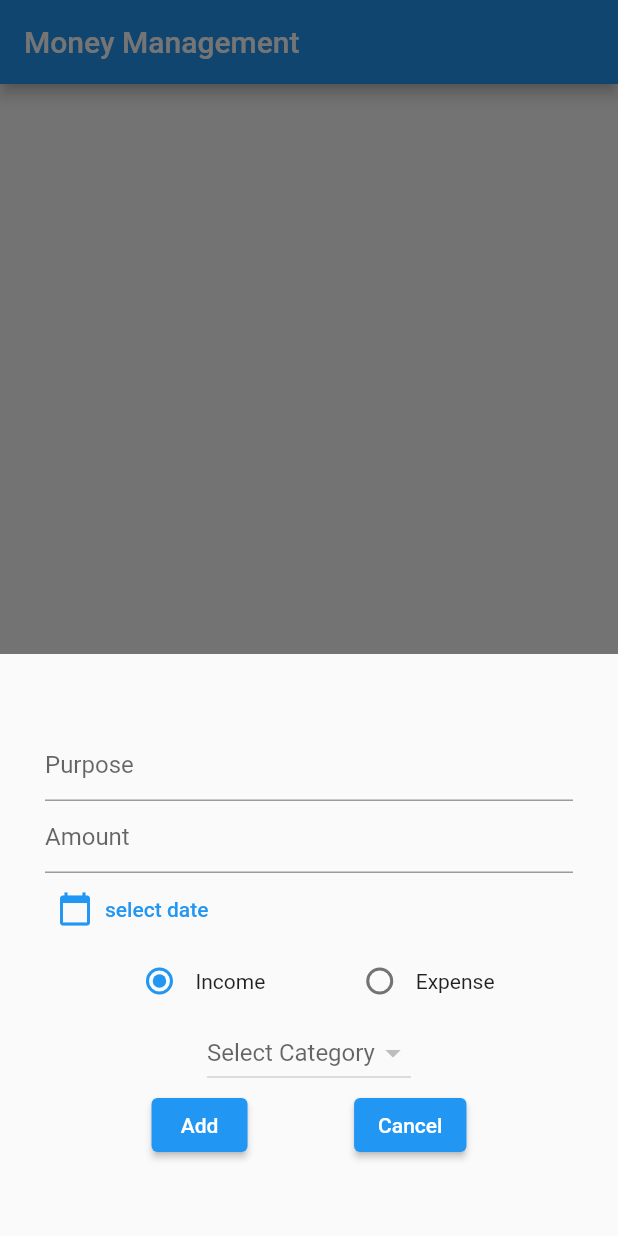
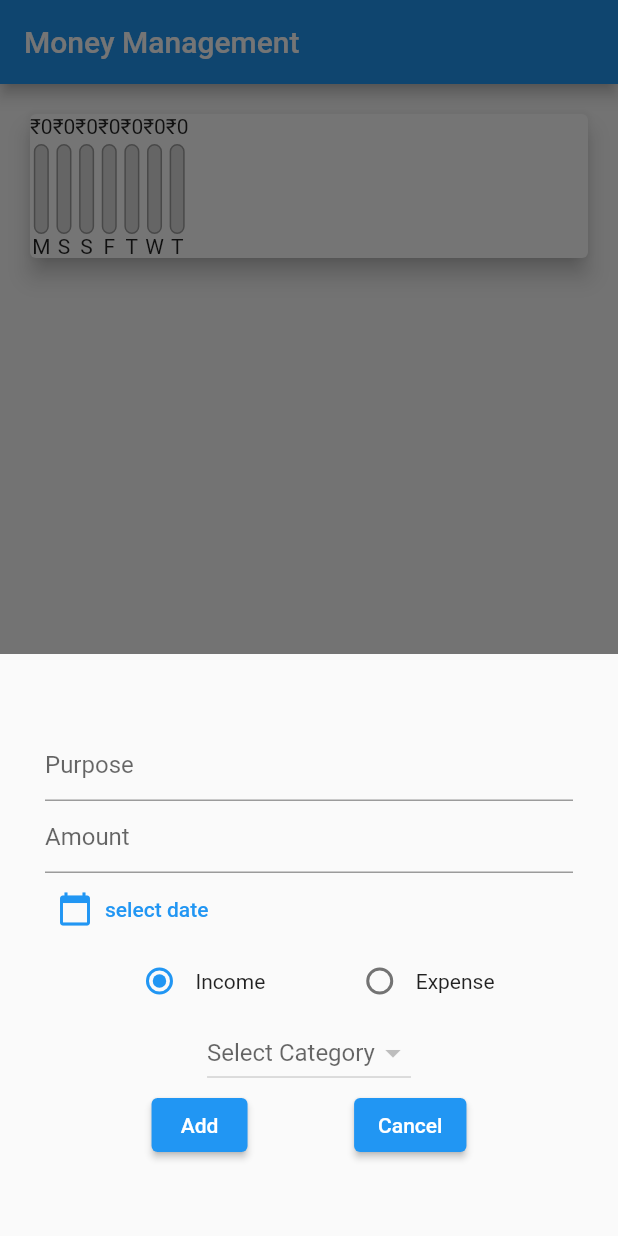
Before and after one commit to jans-johnson/Money_management_application_flutter, a Flutter app: the screen it shows after launch, after a tap on the "add" icon, on a phone screen of 412 x 824 dp. Run offline on Flutter 3.47's test engine with Material 2 defaults, Android fonts, the phone set to English and light mode, and no system bars; our stand-ins replace hive, hive_flutter; accounts and stored records are empty.

Commit message:
Added week chart in transactions

```diff
--- a/lib/db/transactions/transaction_db.dart
+++ b/lib/db/transactions/transaction_db.dart
@@ -23,6 +23,8 @@ class TransactionDB implements TransactionDbFunctions {
   ValueNotifier<List<TransactionModel>> transactionListNotifier =
       ValueNotifier([]);
 
+  List<TransactionModel> list=[];
+
   @override
   Future<void> deleteTransaction(String transactionID) async {
     final _transactionDB =
@@ -32,10 +34,10 @@ class TransactionDB implements TransactionDbFunctions {
   }
 
   Future<void> refreshUI() async {
-    final _list = await getTransactions();
-    _list.sort((first, second) => first.date.compareTo(second.date));
+    list = await getTransactions();
+    list.sort((first, second) => first.date.compareTo(second.date));
     transactionListNotifier.value.clear();
-    transactionListNotifier.value.addAll(_list);
+    transactionListNotifier.value.addAll(list);
 
     transactionListNotifier.notifyListeners();
   }
--- /dev/null
+++ b/lib/screens/transactions/chart_bar.dart
@@ -0,0 +1,46 @@
+import 'package:flutter/material.dart';
+
+class ChartBar extends StatelessWidget {
+  final String label;
+  final double spendingAmount;
+  final double spendingPctOfTotal;
+
+  ChartBar(this.label, this.spendingAmount, this.spendingPctOfTotal);
+
+  @override
+  Widget build(BuildContext context) {
+    return Column(
+      children: [
+        Text('\u{20B9}${spendingAmount.toStringAsFixed(0)}'),
+        SizedBox(
+          height: 4,
+        ),
+        Container(
+          height: 60,
+          width: 10,
+          child: Stack(
+            children: [
+              Container(
+                decoration: BoxDecoration(
+                  border: Border.all(color: Colors.grey, width: 1.0),
+                  color: Color.fromRGBO(220, 220, 220, 1),
+                  borderRadius: BorderRadius.circular(10),
+                ),
+              ),
+              FractionallySizedBox(
+                heightFactor: spendingPctOfTotal,
+                child: Container(
+                  decoration:
+                      BoxDecoration(color: Theme.of(context).primaryColor,
+                  borderRadius: BorderRadius.circular(10),
+                  ),
+                ),
+              ),
+            ],
+          ),
+        ),
+        Text(label),
+      ],
+    );
+  }
+}
--- a/lib/screens/transactions/screen_transaction.dart
+++ b/lib/screens/transactions/screen_transaction.dart
@@ -3,6 +3,9 @@ import 'package:intl/intl.dart';
 import 'package:money_management_application/db/category/category_db.dart';
 import 'package:money_management_application/db/transactions/transaction_db.dart';
 import 'package:money_management_application/models/category/category_model.dart';
+import 'package:money_management_application/models/transaction/transaction_model.dart';
+import 'package:money_management_application/screens/transactions/transaction_list.dart';
+import 'package:money_management_application/screens/transactions/week_comparison.dart';
 
 class ScreenTransaction extends StatefulWidget {
   const ScreenTransaction({super.key});
@@ -12,53 +15,22 @@ class ScreenTransaction extends StatefulWidget {
 }
 
 class _ScreenTransactionState extends State<ScreenTransaction> {
+
   @override
   void initState() {
     // TODO: implement initState
-    TransactionDB().refreshUI();
+    TransactionDB.instance.refreshUI();
     CategoryDB.instance.refreshUI();
     super.initState();
   }
 
   @override
   Widget build(BuildContext context) {
-    return ValueListenableBuilder(
-        valueListenable: TransactionDB.instance.transactionListNotifier,
-        builder: (BuildContext context, newList, Widget? _) {
-          return ListView.separated(
-            padding: const EdgeInsets.all(10),
-            itemBuilder: (context, index) {
-              return Card(
-                child: ListTile(
-                  leading: CircleAvatar(
-                    radius: 50,
-                    child: Text(
-                      DateFormat.MMMd().format(newList[index].date),
-                      textAlign: TextAlign.center,
-                    ),
-                    backgroundColor:
-                        newList[index].type == CategoryType.income
-                            ? Colors.green
-                            : Colors.red,
-                    foregroundColor: Colors.black,
-                  ),
-                  title: Text(newList[index].amount.toString()),
-                  subtitle: Text(newList[index].purpose),
-                  trailing: IconButton(
-                    icon: Icon(Icons.delete),
-                    onPressed: () => TransactionDB.instance
-                        .deleteTransaction(newList[index].id),
-                  ),
-                ),
-              );
-            },
-            separatorBuilder: (ctx, index) {
-              return const SizedBox(
-                height: 2,
-              );
-            },
-            itemCount: newList.length,
-          );
-        });
+    return Column(
+      children: [
+        WeekComparison(),
+        Expanded(child: TransactionList()),
+      ],
+    );
   }
 }
--- /dev/null
+++ b/lib/screens/transactions/transaction_list.dart
@@ -0,0 +1,49 @@
+import 'package:flutter/material.dart';
+import 'package:intl/intl.dart';
+import 'package:money_management_application/db/category/category_db.dart';
+import 'package:money_management_application/db/transactions/transaction_db.dart';
+import 'package:money_management_application/models/category/category_model.dart';
+
+class TransactionList extends StatelessWidget {
+  const TransactionList({super.key});
+  @override
+  Widget build(BuildContext context) {
+    return ValueListenableBuilder(
+        valueListenable: TransactionDB.instance.transactionListNotifier,
+        builder: (BuildContext context, newList, Widget? _) {
+          return ListView.separated(
+            padding: const EdgeInsets.all(10),
+            itemBuilder: (context, index) {
+              return Card(
+                child: ListTile(
+                  leading: CircleAvatar(
+                    radius: 50,
+                    child: Text(
+                      DateFormat.MMMd().format(newList[index].date),
+                      textAlign: TextAlign.center,
+                    ),
+                    backgroundColor: newList[index].type == CategoryType.income
+                        ? Colors.green
+                        : Colors.red,
+                    foregroundColor: Colors.black,
+                  ),
+                  title: Text(newList[index].amount.toString()),
+                  subtitle: Text(newList[index].purpose),
+                  trailing: IconButton(
+                    icon: Icon(Icons.delete),
+                    onPressed: () => TransactionDB.instance
+                        .deleteTransaction(newList[index].id),
+                  ),
+                ),
+              );
+            },
+            separatorBuilder: (ctx, index) {
+              return const SizedBox(
+                height: 2,
+              );
+            },
+            itemCount: newList.length,
+          );
+        });
+  }
+}
--- /dev/null
+++ b/lib/screens/transactions/week_comparison.dart
@@ -0,0 +1,68 @@
+import 'package:flutter/material.dart';
+import 'package:flutter/src/widgets/framework.dart';
+import 'package:flutter/src/widgets/placeholder.dart';
+import 'package:money_management_application/db/transactions/transaction_db.dart';
+import 'package:money_management_application/models/category/category_model.dart';
+import 'package:money_management_application/models/transaction/transaction_model.dart';
+import 'package:intl/intl.dart';
+import 'package:money_management_application/screens/transactions/chart_bar.dart';
+
+class WeekComparison extends StatelessWidget {
+// List<TransactionModel> get _recentTransactions {
+//     return TransactionDB.instance.list.where((tx) {
+//       return tx.date.isAfter(DateTime.now().subtract(Duration(days: 7)));
+//     }).toList();
+//   }
+
+  List<TransactionModel> recentTransactions = [];
+
+  List<Map<String, Object>> get groupedTransactionValues {
+    return List.generate(7, (index) {
+      final weekDay = DateTime.now().subtract(
+        Duration(days: index),
+      );
+      double totalSum = 0.0;
+
+      for (var i = 0; i < recentTransactions.length; i++) {
+        if (recentTransactions[i].date.day == weekDay.day &&
+            recentTransactions[i].date.month == weekDay.month &&
+            recentTransactions[i].date.year == weekDay.year) {
+          totalSum += recentTransactions[i].amount;
+        }
+      }
+      return {
+        'day': DateFormat.E().format(weekDay).substring(0, 1),
+        'amount': totalSum,
+      };
+    });
+  }
+
+  double get totalSpending {
+    return groupedTransactionValues.fold(0.0, (sum, item) {
+      return sum + (item['amount'] as double);
+    });
+  }
+
+  @override
+  Widget build(BuildContext context) {
+    return ValueListenableBuilder(
+        valueListenable: TransactionDB.instance.transactionListNotifier,
+        builder:
+            (BuildContext context, List<TransactionModel> newList, Widget? _) {
+          recentTransactions = newList.where((tx) {
+            return tx.date.isAfter(DateTime.now().subtract(Duration(days: 7)));
+          }).toList();
+
+          return Card(
+            elevation: 6,
+            margin: EdgeInsets.all(20),
+            child: Row(
+              children: groupedTransactionValues.map((data) {
+                return ChartBar(
+                    data['day'].toString(), data['amount'] as double,(data['amount'] as double)/totalSpending);
+              }).toList(),
+            ),
+          );
+        });
+  }
+}
```
